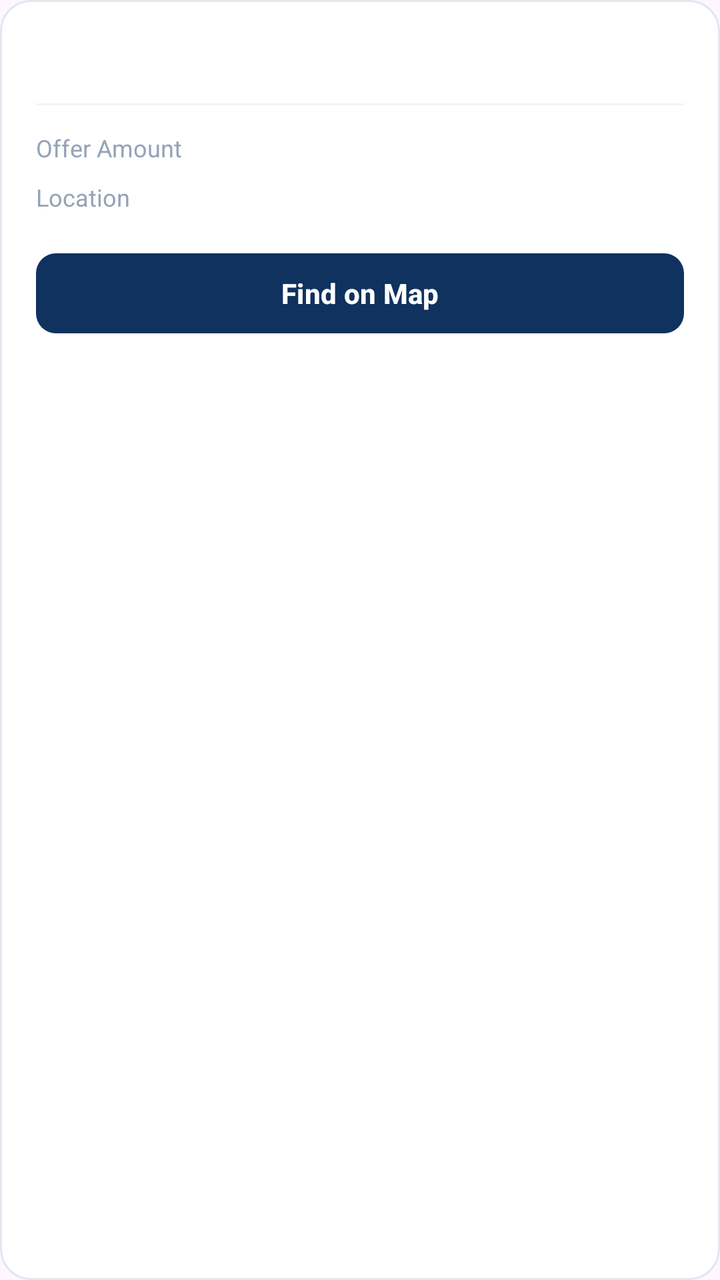
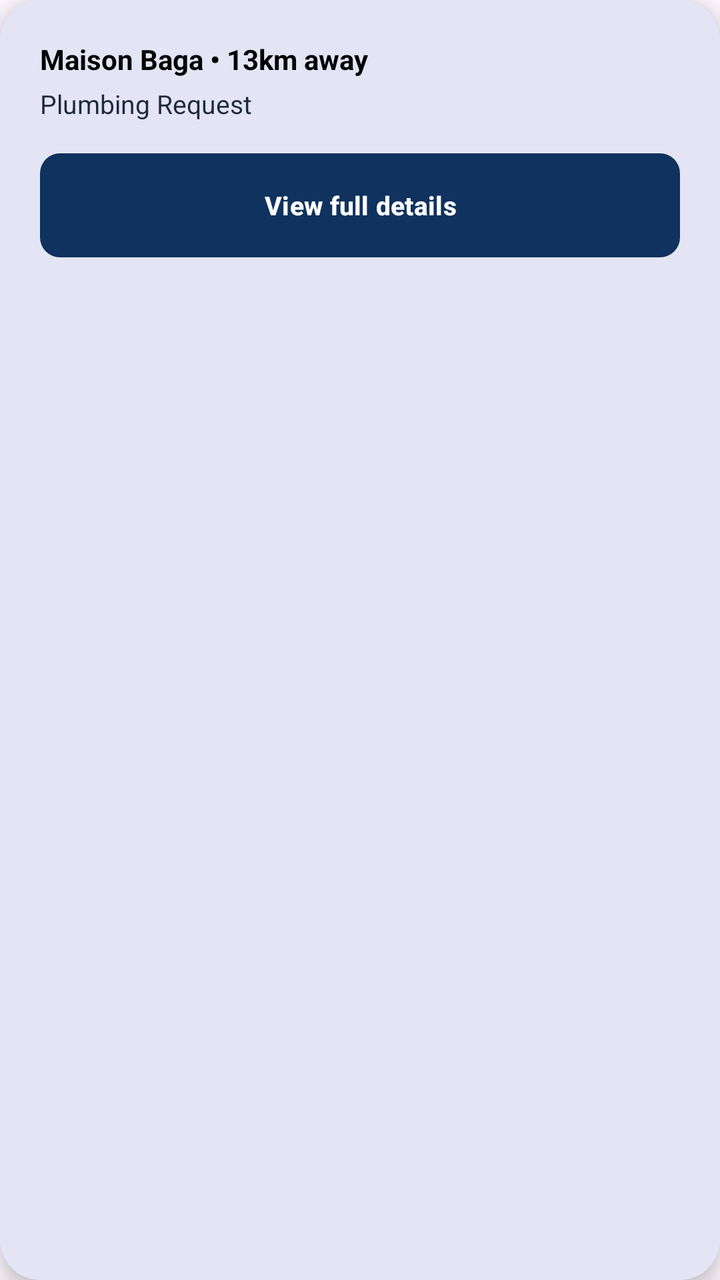

Before-and-after screenshots of an Android layout around one commit, followed by the original layout XML and the change that was made.
<!-- AndroidManifest.xml: application theme Theme.Newtacks -->
<!-- res/layout/item_worker_job.xml -->
<?xml version="1.0" encoding="utf-8"?>
<LinearLayout
    xmlns:android="http://schemas.android.com/apk/res/android"
    xmlns:app="http://schemas.android.com/apk/res-auto"
    android:layout_width="match_parent"
    android:layout_height="wrap_content"
    android:orientation="vertical"
    android:background="@drawable/bg_card"
    android:layout_marginStart="16dp"
    android:layout_marginEnd="16dp"
    android:layout_marginTop="8dp"
    android:layout_marginBottom="4dp"
    android:padding="18dp">

    
    <LinearLayout
        android:layout_width="match_parent"
        android:layout_height="wrap_content"
        android:orientation="horizontal"
        android:gravity="center_vertical"
        android:layout_marginBottom="12dp">

        <TextView
            android:id="@+id/jobTitle"
            android:layout_width="0dp"
            android:layout_height="wrap_content"
            android:layout_weight="1"
            android:textColor="#1E293B"
            android:textSize="16sp"
            android:textStyle="bold"
            android:layout_marginEnd="8dp" />
    </LinearLayout>

    
    <View
        android:layout_width="match_parent"
        android:layout_height="1dp"
        android:background="#F1F5F9"
        android:layout_marginBottom="12dp" />

    
    <LinearLayout
        android:layout_width="match_parent"
        android:layout_height="wrap_content"
        android:orientation="horizontal"
        android:layout_marginBottom="8dp">

        <TextView
            android:layout_width="0dp"
            android:layout_height="wrap_content"
            android:layout_weight="1"
            android:text="Offer Amount"
            android:textColor="#94A3B8"
            android:textSize="12sp" />

        <TextView
            android:id="@+id/jobAmount"
            android:layout_width="wrap_content"
            android:layout_height="wrap_content"
            android:textColor="#16A34A"
            android:textSize="13sp"
            android:textStyle="bold" />
    </LinearLayout>

    
    <LinearLayout
        android:layout_width="match_parent"
        android:layout_height="wrap_content"
        android:orientation="horizontal"
        android:layout_marginBottom="16dp">

        <TextView
            android:layout_width="wrap_content"
            android:layout_height="wrap_content"
            android:text="Location"
            android:textColor="#94A3B8"
            android:textSize="12sp"
            android:layout_marginEnd="12dp" />

        <TextView
            android:id="@+id/jobLocation"
            android:layout_width="0dp"
            android:layout_height="wrap_content"
            android:layout_weight="1"
            android:textColor="#1E293B"
            android:textSize="12sp"
            android:textStyle="bold"
            android:maxLines="1"
            android:ellipsize="end"
            android:gravity="end" />
    </LinearLayout>

    
    <com.google.android.material.button.MaterialButton
        android:id="@+id/btnAccept"
        android:layout_width="match_parent"
        android:layout_height="48dp"
        android:text="Find on Map"
        android:textColor="#FFFFFF"
        android:textSize="14sp"
        android:textStyle="bold"
        app:backgroundTint="#0F325E"
        app:cornerRadius="10dp" />

</LinearLayout>
<!-- resources referenced by this layout -->
<resources>
  <!-- drawable bg_card (drawable) -->
  <?xml version="1.0" encoding="utf-8"?>
  <shape xmlns:android="http://schemas.android.com/apk/res/android"
      android:shape="rectangle">
      <solid android:color="#FFFFFF" />
      <corners android:radius="15dp" />
      <stroke android:width="1dp" android:color="#E2E8F0" />
  </shape>
  <style name="Theme.Newtacks" parent="Base.Theme.Newtacks" />
  <style name="Base.Theme.Newtacks" parent="Theme.Material3.DayNight.NoActionBar">
          <item name="colorPrimary">#004A99</item>
          <item name="colorPrimaryContainer">#004A99</item>
          <item name="colorOnPrimary">#FFFFFF</item>
          <item name="colorSecondary">#004A99</item>
          <item name="colorOnSecondary">#FFFFFF</item>
          <item name="colorTertiary">#004A99</item>
          <item name="colorSecondaryContainer">#EBF2FF</item>
          <item name="colorOnSecondaryContainer">#004A99</item>
          <item name="android:statusBarColor">#004A99</item>
          <item name="android:navigationBarColor">#FFFFFF</item>
          <item name="android:windowLightStatusBar" tools:targetApi="m">false</item>
      </style>
</resources>

<!-- the commit's change to res/layout/item_worker_job.xml (unified diff, before → after) -->
@@ -1,105 +1,68 @@
 <?xml version="1.0" encoding="utf-8"?>
-<LinearLayout
+<com.google.android.material.card.MaterialCardView
     xmlns:android="http://schemas.android.com/apk/res/android"
     xmlns:app="http://schemas.android.com/apk/res-auto"
     android:layout_width="match_parent"
     android:layout_height="wrap_content"
-    android:orientation="vertical"
-    android:background="@drawable/bg_card"
     android:layout_marginStart="16dp"
     android:layout_marginEnd="16dp"
-    android:layout_marginTop="8dp"
-    android:layout_marginBottom="4dp"
-    android:padding="18dp">
+    android:layout_marginTop="12dp"
+    android:layout_marginBottom="8dp"
+    app:cardCornerRadius="20dp"
+    app:cardElevation="6dp"
+    app:strokeWidth="0dp">
 
-    
     <LinearLayout
         android:layout_width="match_parent"
         android:layout_height="wrap_content"
-        android:orientation="horizontal"
-        android:gravity="center_vertical"
-        android:layout_marginBottom="12dp">
+        android:orientation="vertical"
+        android:padding="20dp">
+
+        <TextView
+            android:id="@+id/tvSubtitle"
+            android:layout_width="wrap_content"
+            android:layout_height="wrap_content"
+            android:text="Maison Baga • 13km away"
+            android:textColor="#000000"
+            android:textSize="14sp"
+            android:textStyle="bold"
+            android:layout_marginBottom="4dp" />
 
         <TextView
             android:id="@+id/jobTitle"
-            android:layout_width="0dp"
+            android:layout_width="wrap_content"
             android:layout_height="wrap_content"
-            android:layout_weight="1"
+            android:text="Plumbing Request"
             android:textColor="#1E293B"
-            android:textSize="16sp"
+            android:textSize="13sp"
+            android:layout_marginBottom="16dp" />
+
+        <com.google.android.material.button.MaterialButton
+            android:id="@+id/btnAccept"
+            android:layout_width="match_parent"
+            android:layout_height="52dp"
+            android:text="View full details"
+            android:textColor="#FFFFFF"
+            android:textSize="13sp"
             android:textStyle="bold"
-            android:layout_marginEnd="8dp" />
-    </LinearLayout>
+            android:textAllCaps="false"
+            app:backgroundTint="#0F325E"
+            app:cornerRadius="10dp"
+            android:insetTop="0dp"
+            android:insetBottom="0dp" />
 
-    
-    <View
-        android:layout_width="match_parent"
-        android:layout_height="1dp"
-        android:background="#F1F5F9"
-        android:layout_marginBottom="12dp" />
-
-    
-    <LinearLayout
-        android:layout_width="match_parent"
-        android:layout_height="wrap_content"
-        android:orientation="horizontal"
-        android:layout_marginBottom="8dp">
-
-        <TextView
-            android:layout_width="0dp"
-            android:layout_height="wrap_content"
-            android:layout_weight="1"
-            android:text="Offer Amount"
-            android:textColor="#94A3B8"
-            android:textSize="12sp" />
-
+        
         <TextView
             android:id="@+id/jobAmount"
-            android:layout_width="wrap_content"
-            android:layout_height="wrap_content"
-            android:textColor="#16A34A"
-            android:textSize="13sp"
-            android:textStyle="bold" />
-    </LinearLayout>
-
-    
-    <LinearLayout
-        android:layout_width="match_parent"
-        android:layout_height="wrap_content"
-        android:orientation="horizontal"
-        android:layout_marginBottom="16dp">
-
-        <TextView
-            android:layout_width="wrap_content"
-            android:layout_height="wrap_content"
-            android:text="Location"
-            android:textColor="#94A3B8"
-            android:textSize="12sp"
-            android:layout_marginEnd="12dp" />
-
+            android:layout_width="0dp"
+            android:layout_height="0dp"
+            android:visibility="gone" />
         <TextView
             android:id="@+id/jobLocation"
             android:layout_width="0dp"
-            android:layout_height="wrap_content"
-            android:layout_weight="1"
-            android:textColor="#1E293B"
-            android:textSize="12sp"
-            android:textStyle="bold"
-            android:maxLines="1"
-            android:ellipsize="end"
-            android:gravity="end" />
+            android:layout_height="0dp"
+            android:visibility="gone" />
+
     </LinearLayout>
 
-    
-    <com.google.android.material.button.MaterialButton
-        android:id="@+id/btnAccept"
-        android:layout_width="match_parent"
-        android:layout_height="48dp"
-        android:text="Find on Map"
-        android:textColor="#FFFFFF"
-        android:textSize="14sp"
-        android:textStyle="bold"
-        app:backgroundTint="#0F325E"
-        app:cornerRadius="10dp" />
-
-</LinearLayout>
+</com.google.android.material.card.MaterialCardView>
<!-- resource entries referenced after the edit -->
@@ -1,13 +1,5 @@
 <!-- resources referenced by this layout -->
 <resources>
-  <!-- drawable bg_card (drawable) -->
-  <?xml version="1.0" encoding="utf-8"?>
-  <shape xmlns:android="http://schemas.android.com/apk/res/android"
-      android:shape="rectangle">
-      <solid android:color="#FFFFFF" />
-      <corners android:radius="15dp" />
-      <stroke android:width="1dp" android:color="#E2E8F0" />
-  </shape>
   <style name="Theme.Newtacks" parent="Base.Theme.Newtacks" />
   <style name="Base.Theme.Newtacks" parent="Theme.Material3.DayNight.NoActionBar">
           <item name="colorPrimary">#004A99</item>
